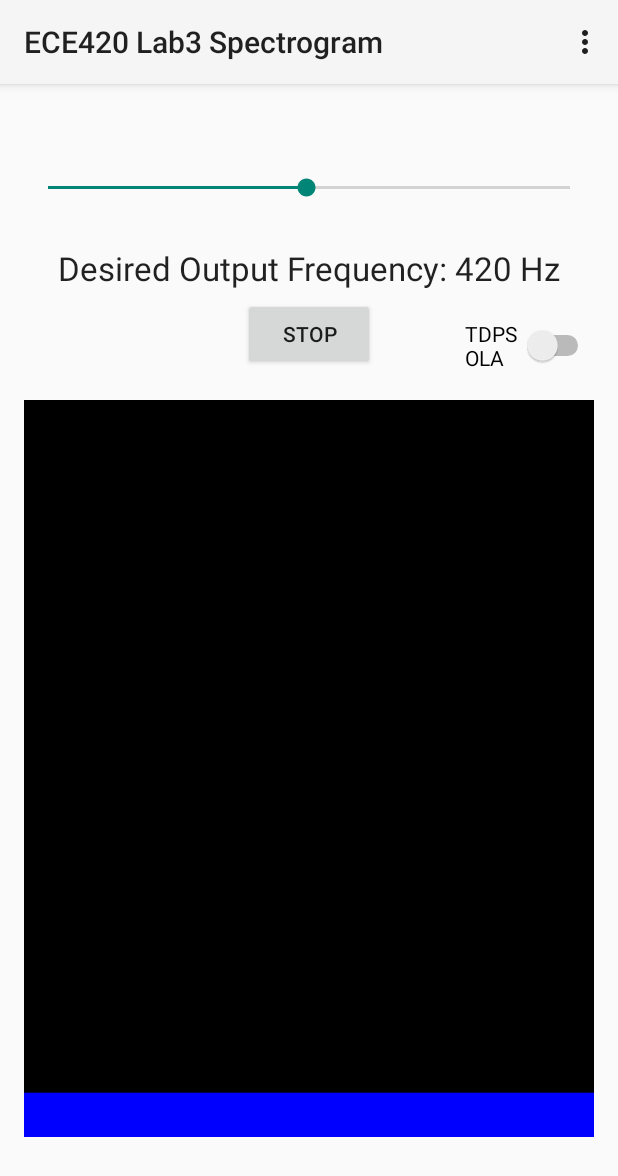
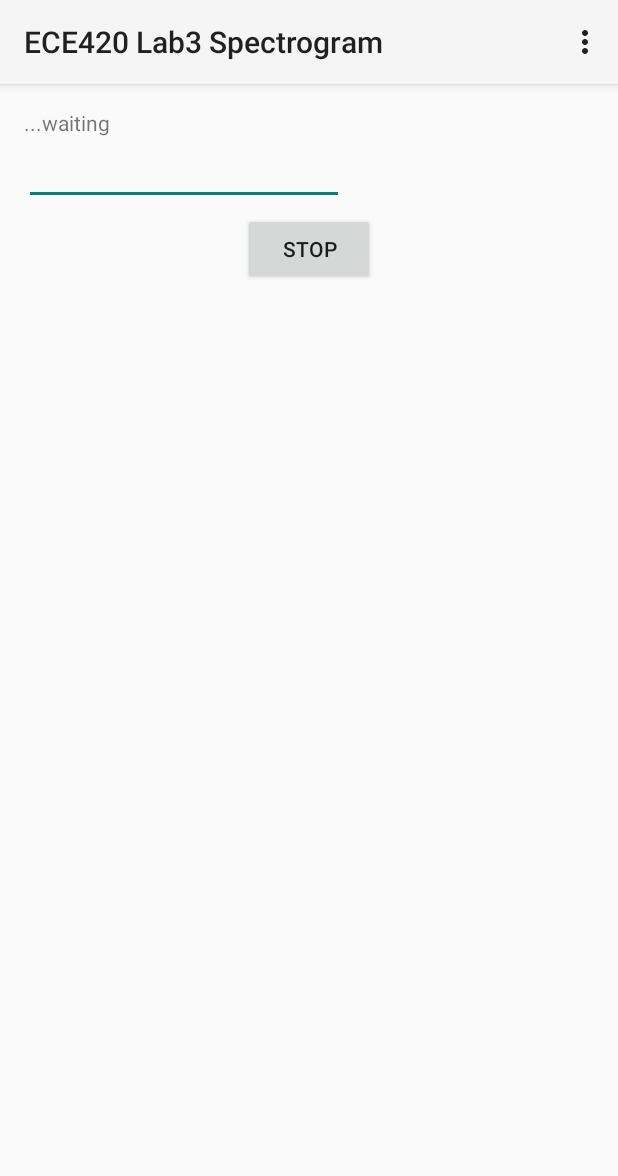
Before and after one commit to obrecht3/ECE420Projects, an Android app: the screen it shows after launch (MainActivity), on a phone screen of 412 x 824 dp. Shown: the top 1176 px of the screen. Run offline under Robolectric (Android 15) with nearby library versions, the phone set to English and light mode, and no system bars; 6 statements that could not run were skipped.

Commit message:
Working on text input

```diff
--- a/FinalProjectAndroid/app/src/main/java/com/ece420/lab3/MainActivity.java
+++ b/FinalProjectAndroid/app/src/main/java/com/ece420/lab3/MainActivity.java
@@ -39,6 +39,7 @@ import android.view.MenuItem;
 import android.view.View;
 import android.view.WindowManager;
 import android.widget.Button;
+import android.widget.EditText;
 import android.widget.Switch;
 import android.widget.ImageView;
 import android.widget.SeekBar;
@@ -50,6 +51,7 @@ import java.nio.ByteOrder;
 import java.nio.FloatBuffer;
 import java.util.Timer;
 import java.util.TimerTask;
+import java.util.stream.IntStream;
 
 
 public class MainActivity extends Activity
@@ -57,8 +59,9 @@ public class MainActivity extends Activity
 
     // UI Variables
     Button controlButton;
-    TextView freq_status_view;
-    Switch simpleSwitch;
+
+    TextView notesInputRepeated;
+    EditText notesInput;
 
     String  nativeSampleRate;
     String  nativeSampleBufSize;
@@ -84,6 +87,8 @@ public class MainActivity extends Activity
         setContentView(R.layout.activity_main);
         super.setRequestedOrientation (ActivityInfo.SCREEN_ORIENTATION_PORTRAIT);
 
+
+
         // Google NDK Stuff
         controlButton = (Button)findViewById((R.id.capture_control_button));
 
@@ -95,49 +100,63 @@ public class MainActivity extends Activity
             createSLEngine(Integer.parseInt(nativeSampleRate), FRAME_SIZE);
         }
 
-        // setup switch
-        simpleSwitch = (Switch) findViewById(R.id.switch_TDPSOLA);
-        simpleSwitch.setOnClickListener(new View.OnClickListener() {
-            @Override
-            public void onClick(View view) {
-                boolean switchState = simpleSwitch.isChecked();
+        // set up notesInputRepeated
+        notesInputRepeated = (TextView) findViewById(R.id.notesInputRepeated);
+        notesInputRepeated.setText("...waiting");
 
-                writeNewSwitch(switchState);
+        // set up notesInput
+        notesInput = (EditText) findViewById(R.id.notesInput);
+        notesInput.addTextChangedListener(new android.text.TextWatcher() {
+            public void afterTextChanged(android.text.Editable s) {
+                CharSequence currText = s.chars().toString();
+                notesInputRepeated.setText(currText);
             }
+            public void beforeTextChanged(CharSequence s, int start, int count, int after){}
+            public void onTextChanged(CharSequence s, int start, int before, int count) {}
         });
-
-        // check current state of a Switch (true or false).
-
-
-        // Setup UI
-        freq_status_view = (TextView) findViewById(R.id.newFreqStatusText);
-        freq_status_view.setText("Desired Output Frequency: 420 Hz");
-        // Setup Seekbar and Initialize
-        SeekBar mSeekbar = (SeekBar) findViewById(R.id.freqSeekBar);
-        mSeekbar.setProgress(420);
-        writeNewFreq(420);
-        mSeekbar.setOnSeekBarChangeListener(new SeekBar.OnSeekBarChangeListener()
-        {
-            public void onProgressChanged(SeekBar seekBar, int progress, boolean fromUser)
-            {
-                int newFreq = progress + MIN_FREQ;
-                freq_status_view.setText("Desired Output Frequency: " + Integer.toString(newFreq) + " Hz");
-                writeNewFreq(newFreq);
-            }
-
-            public void onStartTrackingTouch(SeekBar seekBar) {}
-            public void onStopTrackingTouch(SeekBar seekBar) {}
-        });
-        // UI Variables and Setup
-        stftView = (ImageView) this.findViewById(R.id.stftView);
-        bitmap =  Bitmap.createBitmap((FRAME_SIZE), BITMAP_HEIGHT, Bitmap.Config.ARGB_8888);
-        canvas = new Canvas(bitmap);
-        canvas.drawColor(Color.BLACK);
-        paint = new Paint();
-        paint.setColor(Color.GREEN);
-        paint.setStyle(Paint.Style.FILL);
-        stftView.setImageBitmap(bitmap);
-        initializeStftBackgroundThread(10);
+//        // setup switch
+//        simpleSwitch = (Switch) findViewById(R.id.switch_TDPSOLA);
+//        simpleSwitch.setOnClickListener(new View.OnClickListener() {
+//            @Override
+//            public void onClick(View view) {
+//                boolean switchState = simpleSwitch.isChecked();
+//
+//                writeNewSwitch(switchState);
+//            }
+//        });
+//
+//        // check current state of a Switch (true or false).
+//
+//
+//        // Setup UI
+//        freq_status_view = (TextView) findViewById(R.id.newFreqStatusText);
+//        freq_status_view.setText("Desired Output Frequency: 420 Hz");
+//        // Setup Seekbar and Initialize
+//        SeekBar mSeekbar = (SeekBar) findViewById(R.id.freqSeekBar);
+//        mSeekbar.setProgress(420);
+//        writeNewFreq(420);
+//        mSeekbar.setOnSeekBarChangeListener(new SeekBar.OnSeekBarChangeListener()
+//        {
+//            public void onProgressChanged(SeekBar seekBar, int progress, boolean fromUser)
+//            {
+//                int newFreq = progress + MIN_FREQ;
+//                freq_status_view.setText("Desired Output Frequency: " + Integer.toString(newFreq) + " Hz");
+//                writeNewFreq(newFreq);
+//            }
+//
+//            public void onStartTrackingTouch(SeekBar seekBar) {}
+//            public void onStopTrackingTouch(SeekBar seekBar) {}
+//        });
+//        // UI Variables and Setup
+//        stftView = (ImageView) this.findViewById(R.id.stftView);
+//        bitmap =  Bitmap.createBitmap((FRAME_SIZE), BITMAP_HEIGHT, Bitmap.Config.ARGB_8888);
+//        canvas = new Canvas(bitmap);
+//        canvas.drawColor(Color.BLACK);
+//        paint = new Paint();
+//        paint.setColor(Color.GREEN);
+//        paint.setStyle(Paint.Style.FILL);
+//        stftView.setImageBitmap(bitmap);
+//        initializeStftBackgroundThread(10);
 
         // Copied from OnClick handler
         if (ActivityCompat.checkSelfPermission(this, Manifest.permission.RECORD_AUDIO) !=
--- a/FinalProjectAndroid/app/src/main/res/layout/activity_main.xml
+++ b/FinalProjectAndroid/app/src/main/res/layout/activity_main.xml
@@ -13,52 +13,23 @@
         android:id="@+id/capture_control_button"
         android:layout_width="wrap_content"
         android:layout_height="wrap_content"
-        android:layout_below="@id/newFreqStatusText"
+        android:layout_below="@id/notesInput"
         android:layout_centerInParent="true"
         android:layout_marginTop="5dp"
         android:onClick="onEchoClick"
         android:text="@string/StartEcho" />
 
-    <TextView
-        android:id="@+id/newFreqStatusText"
+    <EditText
+        android:id="@+id/notesInput"
         android:layout_width="wrap_content"
         android:layout_height="wrap_content"
-        android:layout_below="@id/freqSeekBar"
-        android:layout_centerHorizontal="true"
-        android:layout_marginTop="30dp"
-        android:text="Desired Output Frequency:"
-        android:textAppearance="@android:style/TextAppearance.Material.Large" />
+        android:layout_below="@id/notesInputRepeated"
+        android:ems="10"
+        android:inputType="text" />
 
-    <SeekBar
-        android:id="@+id/freqSeekBar"
-        android:layout_width="match_parent"
-        android:layout_height="wrap_content"
-        android:layout_alignParentStart="true"
-        android:layout_alignParentTop="true"
-        android:layout_centerHorizontal="true"
-        android:layout_marginTop="44dp"
-        android:max="849" />
-
-    <ImageView
-        android:id="@+id/stftView"
-        android:layout_width="match_parent"
-        android:layout_height="700dp"
-        android:layout_below="@id/capture_control_button"
-        android:layout_alignParentBottom="true"
-        android:layout_centerInParent="false"
-        android:layout_centerHorizontal="true"
-        android:layout_marginTop="20dp"
-        android:layout_marginBottom="50dp"
-        android:scaleType="fitXY"
-        app:srcCompat="@android:color/holo_blue_light" />
-
-    <Switch
-        android:id="@+id/switch_TDPSOLA"
+    <TextView
+        android:id="@+id/notesInputRepeated"
         android:layout_width="wrap_content"
-        android:layout_height="wrap_content"
-        android:layout_alignBaseline="@id/capture_control_button"
-        android:layout_marginLeft="60dp"
-        android:layout_toRightOf="@id/capture_control_button"
-        android:text="TDPSOLA" />
+        android:layout_height="wrap_content" />
 
 </RelativeLayout>
```
